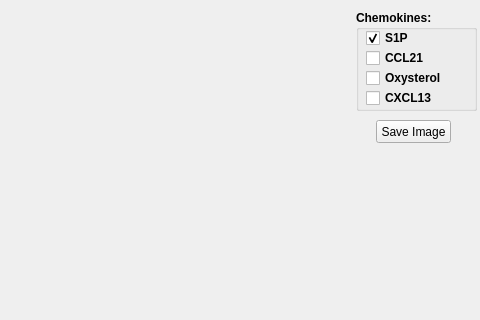
gibbogle/bcell-abm, file GUI/SimpleView2DUI.ui: the form before one commit; both pictures show x 544 to 1024 and y 0 to 320 of the 1024 by 768 pixel window.
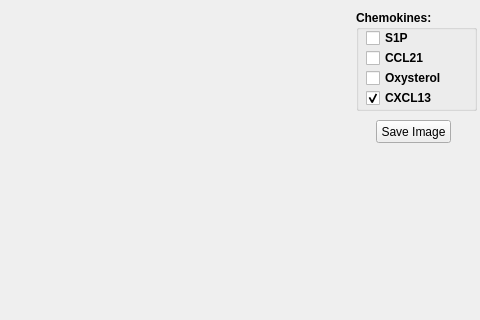
The form after the commit. Custom widgets are drawn as their Qt base class.

```diff
--- a/GUI/SimpleView2DUI.ui
+++ b/GUI/SimpleView2DUI.ui
@@ -135,7 +135,7 @@
       <string>S1P</string>
      </property>
      <property name="checked">
-      <bool>true</bool>
+      <bool>false</bool>
      </property>
     </widget>
     <widget class="QCheckBox" name="checkBox_CCL21">
@@ -210,7 +210,7 @@
       <string>CXCL13</string>
      </property>
      <property name="checked">
-      <bool>false</bool>
+      <bool>true</bool>
      </property>
     </widget>
    </widget>
```
